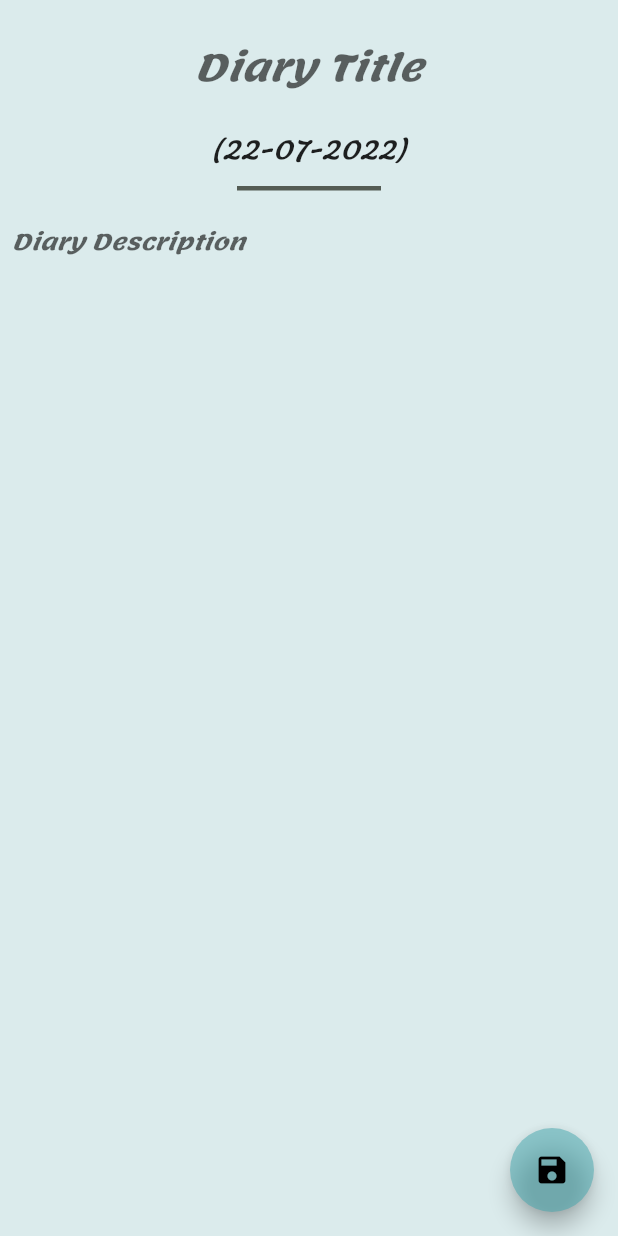
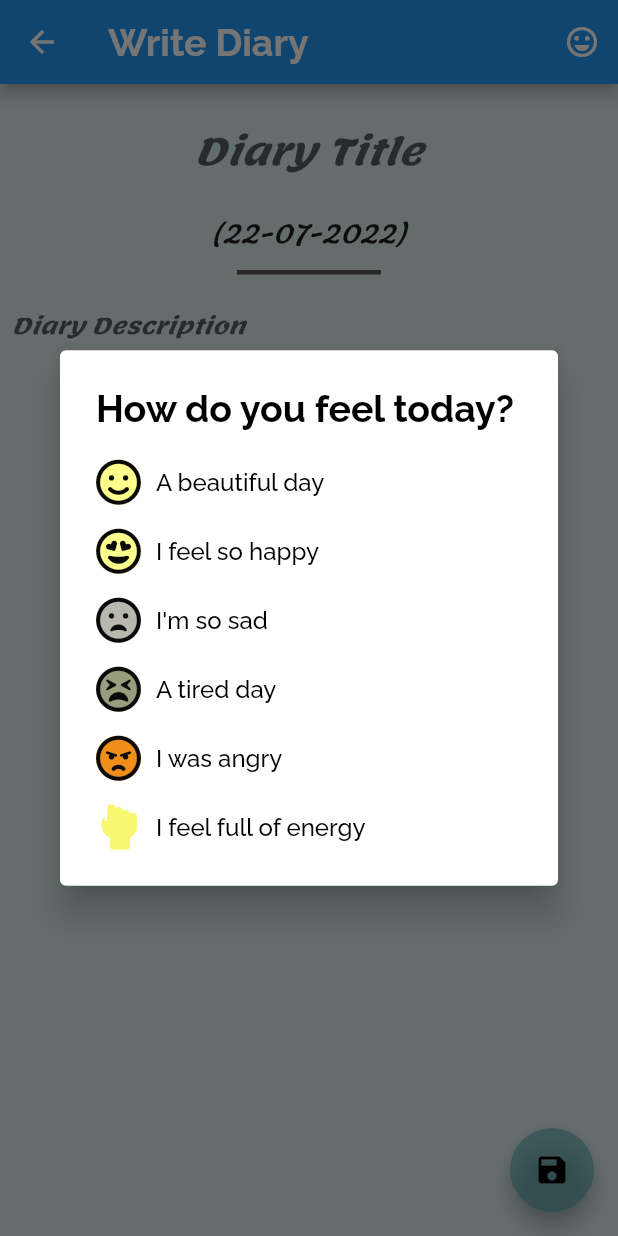
Before and after one commit to ductrizz/diary_app, a Flutter app: the HomePage screen opened directly, after a tap on the "add box" icon, on a phone screen of 412 x 824 dp. Run offline on Flutter 3.47's test engine with Material 2 defaults, Android fonts, the phone set to English and light mode, and no system bars; our stand-ins replace bloc, cloud_firestore, equatable, firebase_auth, firebase_core, flutter_bloc and 4 more; accounts and stored records are empty; network calls fail.

```diff
--- a/lib/generic_bloc/user_bloc/user_bloc.dart
+++ b/lib/generic_bloc/user_bloc/user_bloc.dart
@@ -28,7 +28,10 @@ class UserBloc extends Bloc<UserEvent, UserState>{
         DiaryEntity? diaryEntity = DiaryEntity.fromJson(e);
         return diaryEntity;
       }).cast<DiaryEntity>().toList();
-      emit(UserStateSuccess(userModel: userModel, diaryEntities: diaryEntities));
+      diaryEntities?.sort((a, b) => ((a.dateTime ?? "").compareTo(b.dateTime ?? "")));
+      List<DiaryEntity>? listDiary = diaryEntities?.reversed.toList();
+
+      emit(UserStateSuccess(userModel: userModel, diaryEntities: listDiary));
     }catch (e){
       print(e);
       emit(UserStateFailure());
--- a/lib/pages/base/emotional_status.dart
+++ b/lib/pages/base/emotional_status.dart
@@ -9,6 +9,7 @@ enum EmotionalStatus{
   angry, //tuc gian
   tired,
 }
+
 class IconStatus{
   static const double iconsize = 30;
   String status;
@@ -45,3 +46,45 @@ class IconStatus{
   static const Icon power = Icon(FontAwesomeIcons.solidHandBackFist, size: iconsize, color: Color(
       0xFFF8F870));
 }
+
+extension UploadDocumentNameExt on  EmotionalStatus{
+  String get name {
+    switch (this) {
+      case EmotionalStatus.smiley:
+        return 'smiley';
+      case EmotionalStatus.happy:
+        return 'happy';
+      case EmotionalStatus.unhappy:
+        return 'unhappy';
+      case EmotionalStatus.angry:
+        return 'angry';
+      case EmotionalStatus.tired:
+        return 'tired';
+      case EmotionalStatus.power:
+        return 'power';
+      default:
+        return 'smiley';
+    }
+  }
+}
+
+extension UploadDocumentStringStatus on  EmotionalStatus{
+  String get stringStatus {
+    switch (this) {
+      case EmotionalStatus.smiley:
+        return 'A beautiful day';
+      case EmotionalStatus.happy:
+        return 'I feel so happy';
+      case EmotionalStatus.unhappy:
+        return "I'm so sad";
+      case EmotionalStatus.angry:
+        return 'I was angry';
+      case EmotionalStatus.tired:
+        return 'A tired day';
+      case EmotionalStatus.power:
+        return 'I feel full of energy';
+      default:
+        return 'A beautiful day';
+    }
+  }
+}
--- a/lib/pages/home/diary_bloc/diary_bloc.dart
+++ b/lib/pages/home/diary_bloc/diary_bloc.dart
@@ -38,7 +38,7 @@ class DiaryBloc extends Bloc<DiaryEvent, DiaryState>{
   Future<void> _onWriteDiary(DiaryEventWrite event, Emitter<DiaryState> emit) async{
     emit(DiaryStateWriteInitial());
     try{
-      await _firestoreRepository.writeDiaryTest(date: event.date, newDiary: event.newDiary);
+      await _firestoreRepository.writeDiary(date: event.date, newDiary: event.newDiary);
       emit(DiaryStateWriteSuccess());
     }on Exception catch (e){
       emit(DiaryStateWriteFailure(messageError: e.toString()));
@@ -48,7 +48,7 @@ class DiaryBloc extends Bloc<DiaryEvent, DiaryState>{
   Future<void> _onModifyDiary(DiaryEventModify event, Emitter<DiaryState> emit) async{
     emit(DiaryStateModifyInitial());
     try{
-      await _firestoreRepository.modifyDiaryTest(date: event.date, newDiary: event.newDiary);
+      await _firestoreRepository.writeDiary(date: event.date, newDiary: event.newDiary);
       emit(DiaryStateModifySuccess());
     }on Exception catch (_){
       emit(DiaryStateModifyFailure());
--- /dev/null
+++ b/lib/pages/write_diary/child/dialog_option_status.dart
@@ -0,0 +1,30 @@
+import 'package:diary_app/pages/base/emotional_status.dart';
+import 'package:diary_app/res/all_core.dart';
+import 'package:flutter/material.dart';
+
+SimpleDialog dialogOptionStatus(BuildContext context) => SimpleDialog(
+  title: Text('How do you feel today?'),
+  titleTextStyle: titleTextApp.copyWith(color: Colors.black),
+  children:[
+    _simpleDialogOption(context, EmotionalStatus.smiley),
+    _simpleDialogOption(context, EmotionalStatus.happy),
+    _simpleDialogOption(context, EmotionalStatus.unhappy),
+    _simpleDialogOption(context, EmotionalStatus.tired),
+    _simpleDialogOption(context, EmotionalStatus.angry),
+    _simpleDialogOption(context, EmotionalStatus.power),
+  ],
+  elevation: 10,
+  //backgroundColor: Colors.green,
+);
+
+SimpleDialogOption _simpleDialogOption(BuildContext context, EmotionalStatus emotionalStatus) {
+  return SimpleDialogOption(
+      onPressed: () {
+        Navigator.pop(context, emotionalStatus.name); },
+      child: Row(children: [
+        IconStatus(status: emotionalStatus.name).icon,
+        SizedBox(width: 10,),
+        Text(emotionalStatus.stringStatus, style: normalTextApp.copyWith(color: Colors.black),)
+      ],)
+  );
+}
--- a/lib/pages/write_diary/write_diary_page.dart
+++ b/lib/pages/write_diary/write_diary_page.dart
@@ -1,9 +1,11 @@
+import 'package:diary_app/pages/base/emotional_status.dart';
 import 'package:flutter/material.dart';
 import 'package:flutter_bloc/flutter_bloc.dart';
 import '../../generic_bloc/user_bloc/user_bloc.dart';
 import '../../model/diary_entity.dart';
 import '../../res/all_core.dart';
 import '../home/diary_bloc/diary_bloc.dart';
+import 'child/dialog_option_status.dart';
 
 class WriteDiaryPage extends StatefulWidget {
   DiaryEntity? diaryEntity;
@@ -20,6 +22,7 @@ class _WriteDiaryPageState extends State<WriteDiaryPage> {
   DiaryEntity? get _diaryEntity => widget.diaryEntity;
   String? _dateTime;
   DiaryEntity? newDiary;
+  String? _selectedStatus = EmotionalStatus.smiley.name;
 
   @override
   void initState() {
@@ -28,8 +31,10 @@ class _WriteDiaryPageState extends State<WriteDiaryPage> {
       _dateTime = _diaryEntity!.dateTime;
       _titleDiaryController.text = _diaryEntity!.diaryTitle;
       _contentDiaryController.text = _diaryEntity!.diaryContent;
+      _selectedStatus = _diaryEntity!.status;
     }else{
       _dateTime = DateTime.now().toDay;
+      _displayDialog(context);
     }
     super.initState();
   }
@@ -38,7 +43,8 @@ class _WriteDiaryPageState extends State<WriteDiaryPage> {
     newDiary = DiaryEntity(
         dateTime: _dateTime,
         diaryTitle: _titleDiaryController.text,
-        diaryContent: _contentDiaryController.text);
+        diaryContent: _contentDiaryController.text,
+        status: _selectedStatus);
     if(_diaryEntity != null){
       //Modify
       _diaryBloc?.add(DiaryEventModify(date: _dateTime, newDiary: newDiary));
@@ -75,6 +81,17 @@ class _WriteDiaryPageState extends State<WriteDiaryPage> {
         }
       },
       child: Scaffold(
+        appBar: AppBar(
+          title: Text("Write Diary"),
+          titleTextStyle: titleTextApp,
+          actions: [
+            IconButton(
+                onPressed: (){
+                  _displayDialog(context);
+                  },
+                icon: Icon(Icons.emoji_emotions_outlined))
+          ],
+        ),
         floatingActionButton: FloatingActionButton(
           tooltip: 'Edit Diary',
           backgroundColor: const Color.fromRGBO(65, 165, 172, 0.5),
@@ -128,4 +145,13 @@ class _WriteDiaryPageState extends State<WriteDiaryPage> {
       maxLines: null,
     ),
   );
+
+  _displayDialog(BuildContext context) async {
+    _selectedStatus = await showDialog(
+        context: context,
+        builder: (BuildContext context){
+          return dialogOptionStatus(context);
+    }
+    );
+  }
 }
```
Also changed, not shown: lib/pages/base/base_bottomsheet.dart (deleted, +0 -11 lines), lib/pages/home/child/item_diary.dart (+10 -6 lines), lib/repositories/firestore_repository.dart (+4 -15 lines), lib/pages/base/base_textfield.dart (deleted).
